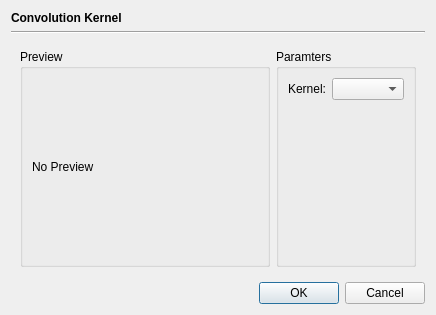
Before: the Qt Designer form src/plugins/opkerneldialog.ui in braeun/FitsIP, drawn with Qt 5.
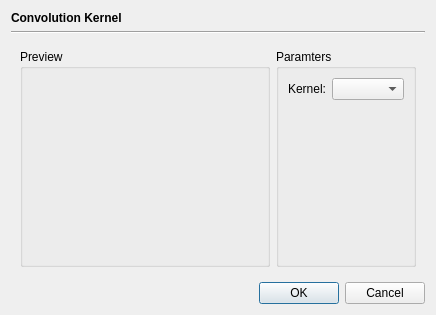
After: the same form once the commit is applied. Custom widgets are drawn as their Qt base class.

Patch:
```diff
--- a/src/plugins/opkerneldialog.ui
+++ b/src/plugins/opkerneldialog.ui
@@ -56,11 +56,7 @@
         </property>
         <layout class="QVBoxLayout" name="verticalLayout_2">
          <item>
-          <widget class="QLabel" name="previewLabel">
-           <property name="text">
-            <string>No Preview</string>
-           </property>
-          </widget>
+          <widget class="PreviewWidget" name="previewWidget" native="true"/>
          </item>
         </layout>
        </widget>
@@ -119,6 +115,14 @@
    </item>
   </layout>
  </widget>
+ <customwidgets>
+  <customwidget>
+   <class>PreviewWidget</class>
+   <extends>QWidget</extends>
+   <header location="global">fitsbase/widgets/previewwidget.h</header>
+   <container>1</container>
+  </customwidget>
+ </customwidgets>
  <resources/>
  <connections>
   <connection>
```
Left out of the diff: 1 changed line with no effect on the pictures.
